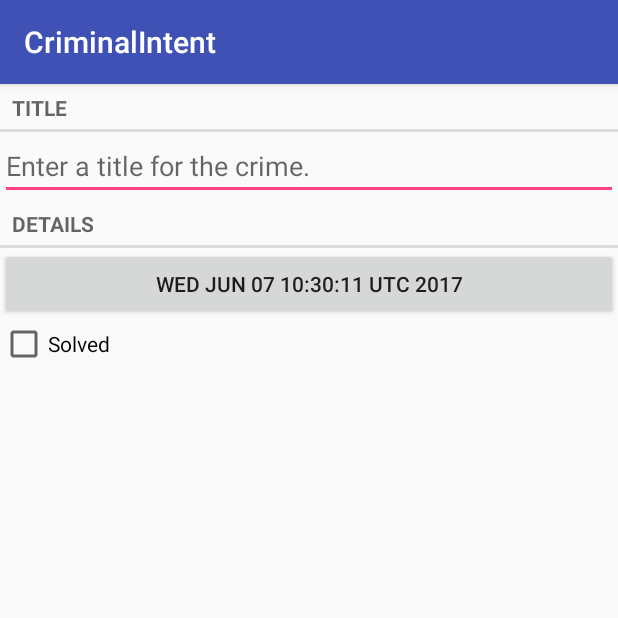
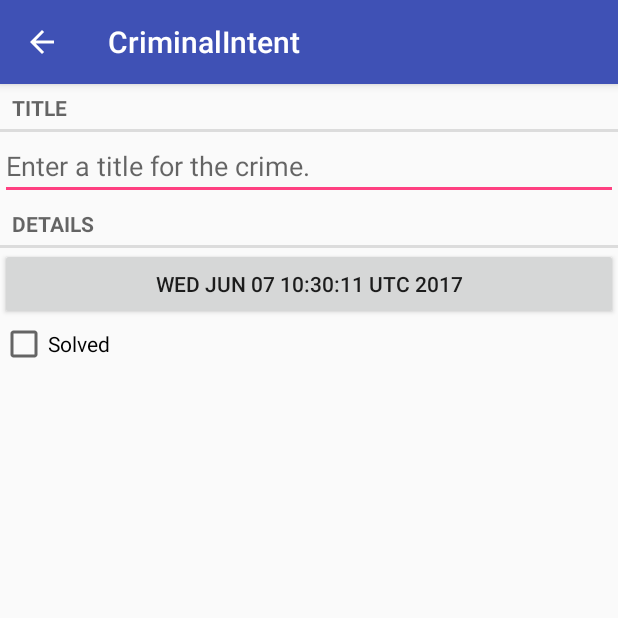
Before and after one commit to appleface2050/CriminalIntent, an Android app: the screen it shows after launch (CrimePagerActivity), in the options menu, after a tap on "New Crime", on a phone screen of 412 x 824 dp, the top half of it. Run offline under Robolectric (Android 15) with nearby library versions, the phone set to English and light mode, and no system bars.

Commit message:
finish chapter 13

```diff
--- a/app/src/main/AndroidManifest.xml
+++ b/app/src/main/AndroidManifest.xml
@@ -16,7 +16,9 @@
             </intent-filter>
         </activity>
 
-        <activity android:name=".CrimePagerActivity">
+        <activity android:name=".CrimePagerActivity"
+            android:parentActivityName=".CrimeListActivity">
+
             <!--<intent-filter>-->
                 <!--<action android:name="android.intent.action.MAIN"/>-->
 
--- a/app/src/main/java/com/shangziqi/dandan/criminalintent/CrimeListFragment.java
+++ b/app/src/main/java/com/shangziqi/dandan/criminalintent/CrimeListFragment.java
@@ -4,6 +4,7 @@ import android.content.Intent;
 import android.os.Bundle;
 import android.support.annotation.Nullable;
 import android.support.v4.app.Fragment;
+import android.support.v7.app.AppCompatActivity;
 import android.support.v7.widget.LinearLayoutManager;
 import android.support.v7.widget.RecyclerView;
 import android.util.Log;
@@ -26,16 +27,28 @@ import java.util.List;
 public class CrimeListFragment extends Fragment {
     private RecyclerView mCrimeRecyclerView;
     private CrimeAdapter mAdapter;
-
+    private boolean mSubtitleVisible;
+    private static final String SAVED_SUBTITLE_VISIBLE = "subtitle";
 
     @Override
-    public void onCreate(Bundle savedInstanceState){
+    public void onCreate(Bundle savedInstanceState) {
         super.onCreate(savedInstanceState);
         setHasOptionsMenu(true);
     }
 
+
+    @Override
+    public void onSaveInstanceState(Bundle outState){
+        super.onSaveInstanceState(outState);
+        outState.putBoolean(SAVED_SUBTITLE_VISIBLE, mSubtitleVisible);
+    }
+
     @Override
     public View onCreateView(LayoutInflater inflater, ViewGroup container, Bundle savedInstanceState) {
+        if(savedInstanceState != null){
+            mSubtitleVisible = savedInstanceState.getBoolean(SAVED_SUBTITLE_VISIBLE);
+        }
+
         View view = inflater.inflate(R.layout.fragment_crime_list, container, false);
         mCrimeRecyclerView = (RecyclerView) view.findViewById(R.id.crime_recycler_view);
         mCrimeRecyclerView.setLayoutManager(new LinearLayoutManager(getActivity()));
@@ -44,40 +57,64 @@ public class CrimeListFragment extends Fragment {
     }
 
     @Override
-    public void onResume(){
+    public void onResume() {
         super.onResume();
         updateUI();
     }
 
     @Override
-    public void onCreateOptionsMenu(Menu menu, MenuInflater inflater){
+    public void onCreateOptionsMenu(Menu menu, MenuInflater inflater) {
         super.onCreateOptionsMenu(menu, inflater);
         inflater.inflate(R.menu.fragment_crime_list, menu);
+
+        MenuItem subtitleItem = menu.findItem(R.id.show_subtitle);
+        if (mSubtitleVisible) {
+            subtitleItem.setTitle(R.string.hide_subtitle);
+        } else {
+            subtitleItem.setTitle(R.string.show_subtitle);
+        }
     }
 
     private void updateUI() {
         CrimeLab crimeLab = CrimeLab.get(getActivity());
         List<Crime> crimes = crimeLab.getCrimes();
-        if(mAdapter == null){
+        if (mAdapter == null) {
             mAdapter = new CrimeAdapter(crimes);
             mCrimeRecyclerView.setAdapter(mAdapter);
-        }else{
+        } else {
             mAdapter.notifyDataSetChanged();
         }
+        updateSubtitle();
     }
 
     @Override
-    public boolean onOptionsItemSelected(MenuItem item){
-        switch (item.getItemId()){
+    public boolean onOptionsItemSelected(MenuItem item) {
+        switch (item.getItemId()) {
             case R.id.new_crime:
                 Crime crime = new Crime();
                 CrimeLab.get(getActivity()).addCrime(crime);
                 Intent intent = CrimePagerActivity.newIntent(getActivity(), crime.getId());
                 startActivity(intent);
                 return true;
+            case R.id.show_subtitle:
+                mSubtitleVisible = !mSubtitleVisible;
+                getActivity().invalidateOptionsMenu();
+                updateSubtitle();
+                return true;
             default:
                 return super.onOptionsItemSelected(item);
         }
+    }
+
+    private void updateSubtitle() {
+        CrimeLab crimeLab = CrimeLab.get(getActivity());
+        int crimeCount = crimeLab.getCrimes().size();
+        String subtitle = getString(R.string.subtitle_format, crimeCount);
+        if (!mSubtitleVisible) {
+            subtitle = null;
+        }
+        AppCompatActivity activity = (AppCompatActivity) getActivity();
+        activity.getSupportActionBar().setSubtitle(subtitle);
     }
 
     private class CrimeHolder extends RecyclerView.ViewHolder implements View.OnClickListener {
--- a/app/src/main/res/menu/fragment_crime_list.xml
+++ b/app/src/main/res/menu/fragment_crime_list.xml
@@ -3,7 +3,14 @@
     xmlns:app="http://schemas.android.com/apk/resauto">
     <item
         android:id="@+id/new_crime"
-        android:icon="@drawable/ic_menu_add"
+        android:icon="@android:drawable/ic_menu_add"
         android:title="@string/new_crime"
         app:showAsAction="ifRoom|withText"/>
+
+    <item
+        android:id="@+id/show_subtitle"
+        android:title="@string/show_subtitle"
+        app:showAsAction="ifRoom" />
+
+
 </menu>
```
